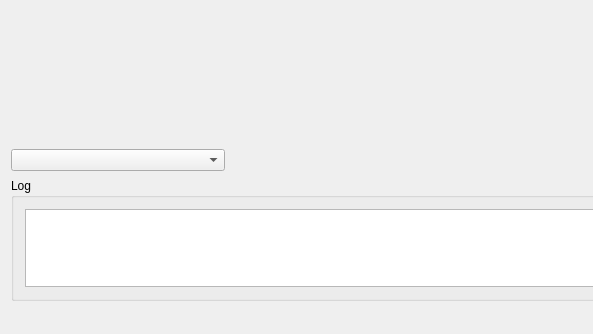
First picture: the form in mainwindow.ui, repository TripletESR/DNP100GHz, before the edit; both pictures show x 0 to 593 and y 368 to 702 of the 894 by 702 pixel window.
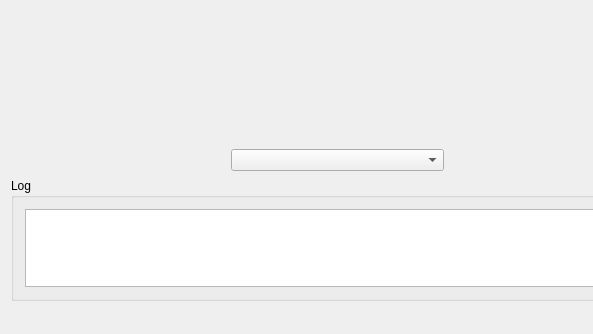
Second picture: the form after the edit. Custom widgets are drawn as their Qt base class.

```diff
--- a/mainwindow.ui
+++ b/mainwindow.ui
@@ -125,9 +125,6 @@
       </property>
      </widget>
     </item>
-    <item row="3" column="0">
-     <widget class="QComboBox" name="comboBox_yAxis"/>
-    </item>
     <item row="1" column="0">
      <widget class="QGroupBox" name="groupBox_3">
       <property name="title">
@@ -506,6 +503,9 @@
     <item row="2" column="0">
      <widget class="QCustomPlot" name="comparePlot" native="true"/>
     </item>
+    <item row="3" column="1">
+     <widget class="QComboBox" name="comboBox_yAxis"/>
+    </item>
    </layout>
   </widget>
   <widget class="QMenuBar" name="menuBar">
```
Left out of the diff: 2 changed lines with no effect on the pictures.
